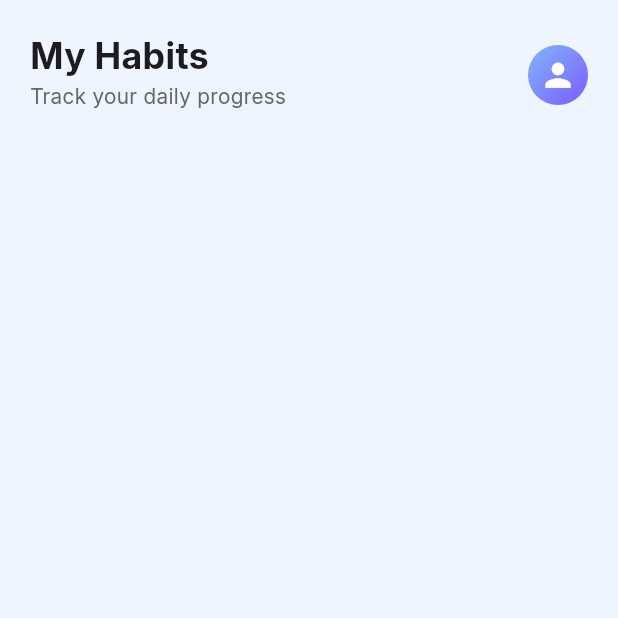
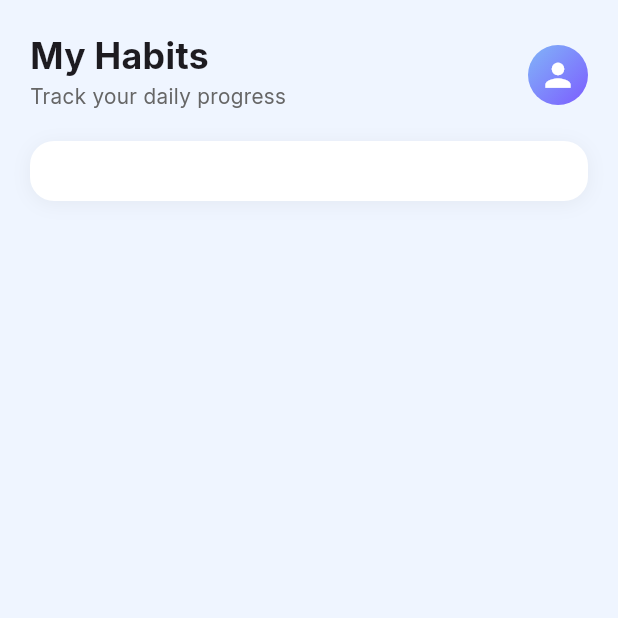
Before and after one commit to x00Adham/Habitly-App, a Flutter app: the screen it shows after launch, on a phone screen of 412 x 824 dp, the top half of it. Run offline on Flutter 3.47's test engine with Material 3 defaults, Android fonts, the phone set to English and light mode, and no system bars.

Commit message:
Add MyContainer widget

```diff
--- a/lib/screens/home_page.dart
+++ b/lib/screens/home_page.dart
@@ -1,6 +1,7 @@
 import 'package:flutter/material.dart';
 import 'package:habitly/constants/colors.dart';
 import 'package:habitly/widgets/my_app_bar.dart';
+import 'package:habitly/widgets/my_container.dart';
 
 class HomePage extends StatelessWidget {
   const HomePage({super.key});
@@ -9,10 +10,19 @@ class HomePage extends StatelessWidget {
   Widget build(BuildContext context) {
     return Scaffold(
       backgroundColor: maincolor,
-      body: Column(
-        children: [
-          MyAppBar(),
-        ],
+      body: Padding(
+        padding: const EdgeInsets.all(20),
+        child: Column(
+          children: [
+            MyAppBar(),
+            SizedBox(height: 20),
+            MyContainer(
+              children: [
+
+              ],
+            ),
+          ],
+        ),
       ),
     );
   }
--- a/lib/widgets/my_app_bar.dart
+++ b/lib/widgets/my_app_bar.dart
@@ -1,15 +1,11 @@
 import 'package:flutter/material.dart';
 
 class MyAppBar extends StatelessWidget {
-  const MyAppBar({
-    super.key,
-  });
+  const MyAppBar({super.key});
 
   @override
   Widget build(BuildContext context) {
-    return Padding(
-      padding: EdgeInsets.all(20),
-      child: Row(
+    return Row(
       mainAxisAlignment: MainAxisAlignment.spaceBetween,
       crossAxisAlignment: CrossAxisAlignment.start,
       children: [
@@ -18,10 +14,7 @@ class MyAppBar extends StatelessWidget {
           children: [
             Text(
               "My Habits",
-                style: TextStyle(
-                  fontSize: 24,
-                  fontWeight: FontWeight.w700,
-                ),
+              style: TextStyle(fontSize: 24, fontWeight: FontWeight.w700),
             ),
             Text(
               "Track your daily progress",
@@ -41,10 +34,7 @@ class MyAppBar extends StatelessWidget {
             decoration: BoxDecoration(
               shape: BoxShape.circle,
               gradient: LinearGradient(
-                  colors: [
-                    Color.fromARGB(255, 129, 181, 248),
-                    Color(0xFF7C5CFF),
-                  ],
+                colors: [Color.fromARGB(255, 129, 181, 248), Color(0xFF7C5CFF)],
                 begin: Alignment.topLeft,
                 end: Alignment.bottomRight,
               ),
@@ -53,7 +43,6 @@ class MyAppBar extends StatelessWidget {
           ),
         ),
       ],
-      ),
     );
   }
 }
--- /dev/null
+++ b/lib/widgets/my_container.dart
@@ -0,0 +1,31 @@
+import 'package:flutter/material.dart';
+
+class MyContainer extends StatelessWidget {
+  const MyContainer({super.key, required this.children});
+  final List<Widget> children;
+
+  @override
+  Widget build(BuildContext context) {
+    return Container(
+      width: double.infinity,
+      decoration: BoxDecoration(
+        color: Colors.white,
+        borderRadius: BorderRadius.circular(16),
+        boxShadow: [
+          BoxShadow(
+            color: Colors.black.withOpacity(0.05),
+            blurRadius: 10,
+            offset: Offset(0, 2),
+          ),
+        ],
+      ),
+      child: Padding(
+        padding: const EdgeInsets.all(20),
+        child: Column(
+          crossAxisAlignment: CrossAxisAlignment.start,
+          children: [...children],
+        ),
+      ),
+    );
+  }
+}
```
Lines whose indentation alone changed are shown as unchanged.
